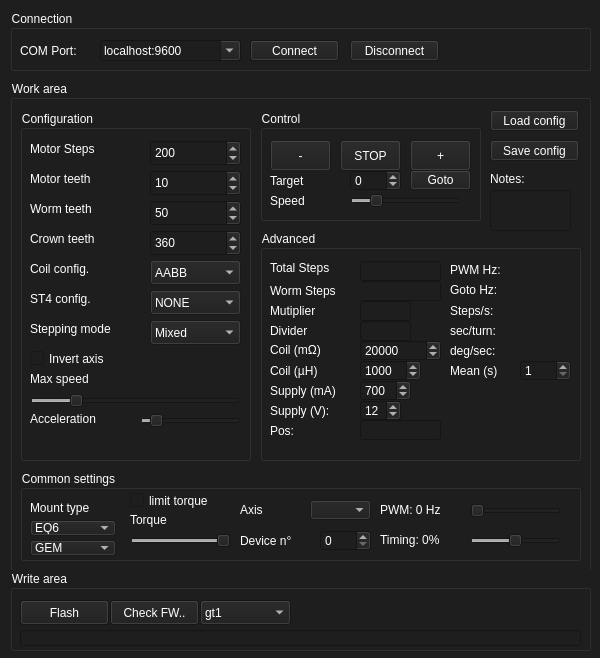
The window that mainwindow.ui (ahp-electronics/gt-configurator) describes before a commit, drawn with Qt 5.
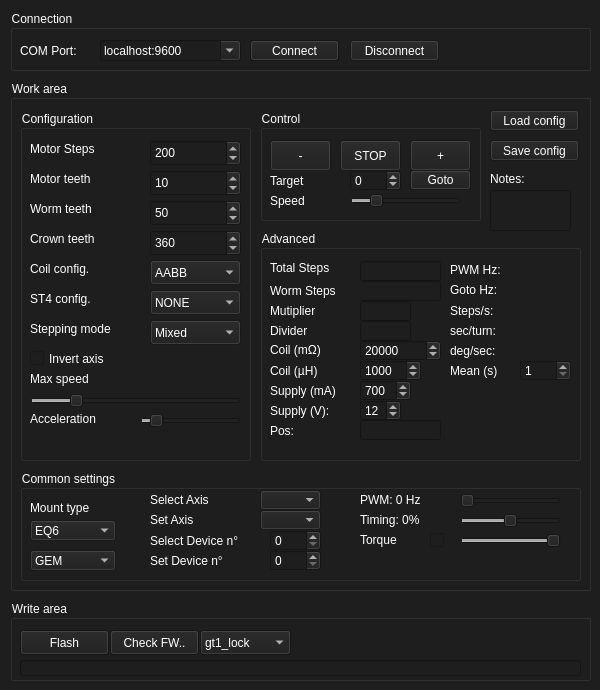
The same window after the commit.

```diff
--- a/mainwindow.ui
+++ b/mainwindow.ui
@@ -7,7 +7,7 @@
     <x>0</x>
     <y>0</y>
     <width>600</width>
-    <height>658</height>
+    <height>690</height>
    </rect>
   </property>
   <property name="styleSheet">
@@ -25,7 +25,7 @@
       <x>10</x>
       <y>80</y>
       <width>581</width>
-      <height>491</height>
+      <height>511</height>
      </rect>
     </property>
     <property name="contextMenuPolicy">
@@ -187,7 +187,7 @@
        <x>10</x>
        <y>390</y>
        <width>561</width>
-       <height>91</height>
+       <height>111</height>
       </rect>
      </property>
      <property name="title">
@@ -212,7 +212,7 @@
         <x>10</x>
         <y>50</y>
         <width>86</width>
-        <height>16</height>
+        <height>21</height>
        </rect>
       </property>
       <item>
@@ -279,9 +279,9 @@
      <widget class="QLabel" name="PWMFreq_label">
       <property name="geometry">
        <rect>
-        <x>360</x>
-        <y>30</y>
-        <width>81</width>
+        <x>340</x>
+        <y>20</y>
+        <width>91</width>
         <height>20</height>
        </rect>
       </property>
@@ -292,9 +292,9 @@
      <widget class="QSlider" name="PWMFreq">
       <property name="geometry">
        <rect>
-        <x>450</x>
-        <y>30</y>
-        <width>91</width>
+        <x>440</x>
+        <y>20</y>
+        <width>101</width>
         <height>21</height>
        </rect>
       </property>
@@ -318,9 +318,9 @@
       <property name="geometry">
        <rect>
         <x>10</x>
-        <y>70</y>
+        <y>80</y>
         <width>86</width>
-        <height>16</height>
+        <height>21</height>
        </rect>
       </property>
       <item>
@@ -342,7 +342,7 @@
      <widget class="QSpinBox" name="Device">
       <property name="geometry">
        <rect>
-        <x>300</x>
+        <x>250</x>
         <y>60</y>
         <width>51</width>
         <height>21</height>
@@ -361,34 +361,34 @@
      <widget class="QLabel" name="Device_label">
       <property name="geometry">
        <rect>
-        <x>220</x>
+        <x>130</x>
         <y>60</y>
-        <width>71</width>
+        <width>101</width>
         <height>21</height>
        </rect>
       </property>
       <property name="text">
-       <string>Device n°</string>
+       <string>Select Device n°</string>
       </property>
      </widget>
      <widget class="QLabel" name="Axis_label">
       <property name="geometry">
        <rect>
-        <x>220</x>
-        <y>30</y>
-        <width>61</width>
+        <x>130</x>
+        <y>20</y>
+        <width>101</width>
         <height>20</height>
        </rect>
       </property>
       <property name="text">
-       <string>Axis</string>
+       <string>Select Axis</string>
       </property>
      </widget>
      <widget class="QComboBox" name="Axis">
       <property name="geometry">
        <rect>
-        <x>290</x>
-        <y>30</y>
+        <x>240</x>
+        <y>20</y>
         <width>61</width>
         <height>20</height>
        </rect>
@@ -397,9 +397,9 @@
      <widget class="QSlider" name="Timing">
       <property name="geometry">
        <rect>
-        <x>450</x>
-        <y>60</y>
-        <width>91</width>
+        <x>440</x>
+        <y>40</y>
+        <width>101</width>
         <height>21</height>
        </rect>
       </property>
@@ -431,9 +431,9 @@
      <widget class="QLabel" name="Timing_label">
       <property name="geometry">
        <rect>
-        <x>360</x>
-        <y>60</y>
-        <width>81</width>
+        <x>340</x>
+        <y>40</y>
+        <width>91</width>
         <height>20</height>
        </rect>
       </property>
@@ -444,7 +444,7 @@
      <widget class="QSlider" name="Torque">
       <property name="geometry">
        <rect>
-        <x>110</x>
+        <x>440</x>
         <y>60</y>
         <width>101</width>
         <height>21</height>
@@ -472,9 +472,9 @@
      <widget class="QLabel" name="Torque_label">
       <property name="geometry">
        <rect>
-        <x>110</x>
-        <y>40</y>
-        <width>81</width>
+        <x>340</x>
+        <y>60</y>
+        <width>61</width>
         <height>20</height>
        </rect>
       </property>
@@ -485,14 +485,69 @@
      <widget class="QCheckBox" name="LimitTorque">
       <property name="geometry">
        <rect>
-        <x>110</x>
-        <y>20</y>
+        <x>410</x>
+        <y>60</y>
+        <width>21</width>
+        <height>21</height>
+       </rect>
+      </property>
+      <property name="text">
+       <string/>
+      </property>
+     </widget>
+     <widget class="QComboBox" name="SetAxis">
+      <property name="geometry">
+       <rect>
+        <x>240</x>
+        <y>40</y>
+        <width>61</width>
+        <height>20</height>
+       </rect>
+      </property>
+     </widget>
+     <widget class="QLabel" name="Axis_label_2">
+      <property name="geometry">
+       <rect>
+        <x>130</x>
+        <y>40</y>
         <width>101</width>
+        <height>20</height>
+       </rect>
+      </property>
+      <property name="text">
+       <string>Set Axis</string>
+      </property>
+     </widget>
+     <widget class="QLabel" name="Device_label_2">
+      <property name="geometry">
+       <rect>
+        <x>130</x>
+        <y>80</y>
+        <width>101</width>
         <height>21</height>
        </rect>
       </property>
       <property name="text">
-       <string>limit torque</string>
+       <string>Set Device n°</string>
+      </property>
+     </widget>
+     <widget class="QSpinBox" name="SetDevice">
+      <property name="geometry">
+       <rect>
+        <x>250</x>
+        <y>80</y>
+        <width>51</width>
+        <height>21</height>
+       </rect>
+      </property>
+      <property name="minimum">
+       <number>0</number>
+      </property>
+      <property name="maximum">
+       <number>127</number>
+      </property>
+      <property name="value">
+       <number>0</number>
       </property>
      </widget>
     </widget>
@@ -1360,7 +1415,7 @@
     <property name="geometry">
      <rect>
       <x>10</x>
-      <y>570</y>
+      <y>600</y>
       <width>581</width>
       <height>81</height>
      </rect>
@@ -1422,6 +1477,11 @@
        <height>25</height>
       </rect>
      </property>
+     <item>
+      <property name="text">
+       <string>gt1_lock</string>
+      </property>
+     </item>
      <item>
       <property name="text">
        <string>gt1</string>
```
Left out of the diff: 33 changed lines with no effect on the pictures.
